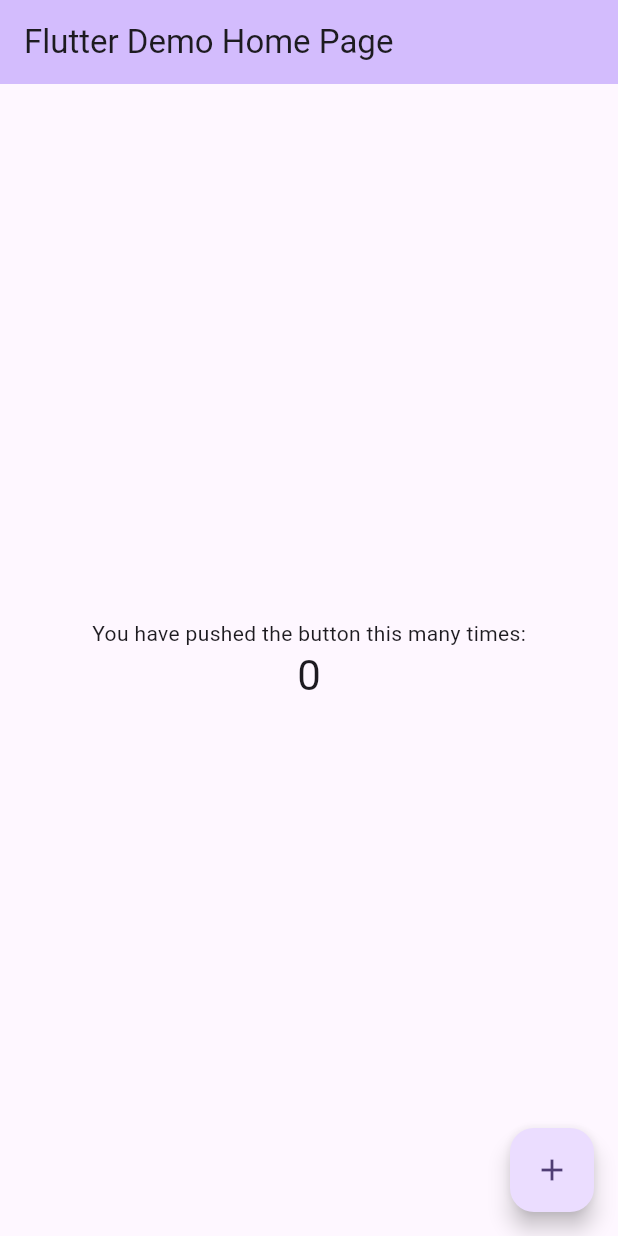
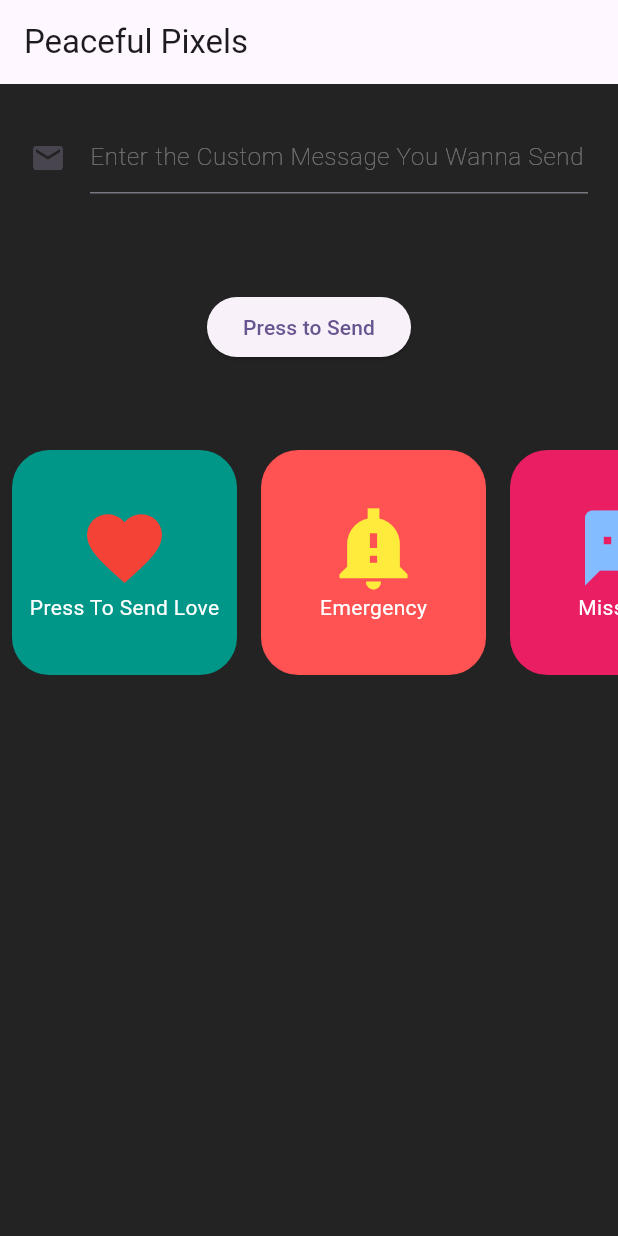
Before and after one commit to UtkarshDeoli/Peaceful-Pixels, a Flutter app: the screen it shows after launch, on a phone screen of 412 x 824 dp. Run offline on Flutter 3.47's test engine with Material 3 defaults, Android fonts, the phone set to English and light mode, and no system bars; missing offline and left inert: mqtt_client.

Commit message:
Basic Operations

```diff
--- a/peaceful_pixels/lib/main.dart
+++ b/peaceful_pixels/lib/main.dart
@@ -1,125 +1,253 @@
 import 'package:flutter/material.dart';
+import 'package:mqtt_client/mqtt_client.dart';
+import 'package:mqtt_client/mqtt_server_client.dart';
 
-void main() {
-  runApp(const MyApp());
+final client = MqttServerClient('broker.hivemq.com', '1883');
+void main() async {
+  client.logging(on: true);
+  client.keepAlivePeriod = 60;
+  client.onConnected = onConnected;
+  try {
+    await client.connect();
+  } on NoConnectionException catch (e) {
+    print('client exception - $e');
+    client.disconnect();
+  }
+  if (client.connectionStatus!.state == MqttConnectionState.connected) {
+    print('client connected');
+  } else {
+    print(
+        'client connection failed - disconnecting, status is ${client.connectionStatus}');
+    client.disconnect();
+  }
+  runApp(MyApp(client: client));
+}
+
+void onConnected() {
+  const pubTopic = 'test/utkarsh/india/LedState';
+  final builder = MqttClientPayloadBuilder();
+  builder.addString('Hello from mqtt_client');
+  client.publishMessage(pubTopic, MqttQos.exactlyOnce, builder.payload!);
+}
+
+void sendMessage(String ans) {
+  const pubTopic = 'test/utkarsh/india/LedState';
+  final builder = MqttClientPayloadBuilder();
+  builder.addString(ans);
+  client.publishMessage(pubTopic, MqttQos.exactlyOnce, builder.payload!);
 }
 
 class MyApp extends StatelessWidget {
-  const MyApp({super.key});
+  final MqttServerClient client;
+  const MyApp({super.key, required this.client});
 
-  // This widget is the root of your application.
   @override
   Widget build(BuildContext context) {
     return MaterialApp(
       title: 'Flutter Demo',
       theme: ThemeData(
-        // This is the theme of your application.
-        //
-        // TRY THIS: Try running your application with "flutter run". You'll see
-        // the application has a purple toolbar. Then, without quitting the app,
-        // try changing the seedColor in the colorScheme below to Colors.green
-        // and then invoke "hot reload" (save your changes or press the "hot
-        // reload" button in a Flutter-supported IDE, or press "r" if you used
-        // the command line to start the app).
-        //
-        // Notice that the counter didn't reset back to zero; the application
-        // state is not lost during the reload. To reset the state, use hot
-        // restart instead.
-        //
-        // This works for code too, not just values: Most code changes can be
-        // tested with just a hot reload.
         colorScheme: ColorScheme.fromSeed(seedColor: Colors.deepPurple),
         useMaterial3: true,
       ),
-      home: const MyHomePage(title: 'Flutter Demo Home Page'),
+      home: const MyHomePage(),
     );
   }
 }
 
 class MyHomePage extends StatefulWidget {
-  const MyHomePage({super.key, required this.title});
-
-  // This widget is the home page of your application. It is stateful, meaning
-  // that it has a State object (defined below) that contains fields that affect
-  // how it looks.
-
-  // This class is the configuration for the state. It holds the values (in this
-  // case the title) provided by the parent (in this case the App widget) and
-  // used by the build method of the State. Fields in a Widget subclass are
-  // always marked "final".
-
-  final String title;
+  const MyHomePage({super.key});
 
   @override
   State<MyHomePage> createState() => _MyHomePageState();
 }
 
 class _MyHomePageState extends State<MyHomePage> {
-  int _counter = 0;
-
-  void _incrementCounter() {
-    setState(() {
-      // This call to setState tells the Flutter framework that something has
-      // changed in this State, which causes it to rerun the build method below
-      // so that the display can reflect the updated values. If we changed
-      // _counter without calling setState(), then the build method would not be
-      // called again, and so nothing would appear to happen.
-      _counter++;
-    });
-  }
+  String ans = "";
 
   @override
   Widget build(BuildContext context) {
-    // This method is rerun every time setState is called, for instance as done
-    // by the _incrementCounter method above.
-    //
-    // The Flutter framework has been optimized to make rerunning build methods
-    // fast, so that you can just rebuild anything that needs updating rather
-    // than having to individually change instances of widgets.
     return Scaffold(
+      backgroundColor: Color.fromARGB(255, 35, 35, 35),
       appBar: AppBar(
-        // TRY THIS: Try changing the color here to a specific color (to
-        // Colors.amber, perhaps?) and trigger a hot reload to see the AppBar
-        // change color while the other colors stay the same.
-        backgroundColor: Theme.of(context).colorScheme.inversePrimary,
-        // Here we take the value from the MyHomePage object that was created by
-        // the App.build method, and use it to set our appbar title.
-        title: Text(widget.title),
+        title: Text("Peaceful Pixels"),
       ),
-      body: Center(
-        // Center is a layout widget. It takes a single child and positions it
-        // in the middle of the parent.
-        child: Column(
-          // Column is also a layout widget. It takes a list of children and
-          // arranges them vertically. By default, it sizes itself to fit its
-          // children horizontally, and tries to be as tall as its parent.
-          //
-          // Column has various properties to control how it sizes itself and
-          // how it positions its children. Here we use mainAxisAlignment to
-          // center the children vertically; the main axis here is the vertical
-          // axis because Columns are vertical (the cross axis would be
-          // horizontal).
-          //
-          // TRY THIS: Invoke "debug painting" (choose the "Toggle Debug Paint"
-          // action in the IDE, or press "p" in the console), to see the
-          // wireframe for each widget.
-          mainAxisAlignment: MainAxisAlignment.center,
-          children: <Widget>[
-            const Text(
-              'You have pushed the button this many times:',
+      body: Column(
+        children: [
+          Padding(
+            padding: EdgeInsets.fromLTRB(20, 25, 20, 50),
+            child: TextField(
+              style: const TextStyle(
+                  color: Colors.white, fontWeight: FontWeight.w200),
+              decoration: const InputDecoration(
+                hintText: 'Enter the Custom Message You Wanna Send',
+                hintStyle: TextStyle(color: Colors.white38),
+                icon: Icon(Icons.mail),
+              ),
+              onChanged: (value) {
+                // Update the ans variable when the text changes
+                setState(() {
+                  ans = value;
+                });
+              },
             ),
-            Text(
-              '$_counter',
-              style: Theme.of(context).textTheme.headlineMedium,
+          ),
+          SizedBox(
+            height: 15,
+          ),
+          ElevatedButton(
+            child: const Text("Press to Send"),
+            onPressed: () {
+              sendMessage(ans);
+              final snackBar = SnackBar(content: Text('Custom Message Sent !'));
+              ScaffoldMessenger.of(context).showSnackBar(snackBar);
+            },
+          ),
+          SizedBox(
+            height: 50,
+          ),
+          SingleChildScrollView(
+            scrollDirection: Axis.horizontal,
+            child: Row(
+              children: [
+                Padding(
+                  padding: const EdgeInsets.all(8.0),
+                  child: GestureDetector(
+                    onTap: () {
+                      sendMessage("I Love You");
+                      final snackBar =
+                          SnackBar(content: Text('Message Sent !'));
+                      ScaffoldMessenger.of(context).showSnackBar(snackBar);
+                    },
+                    child: Container(
+                      height: 150,
+                      width: 150,
+                      decoration: BoxDecoration(
+                        borderRadius: BorderRadius.circular(25),
+                        color: Colors.teal,
+                      ),
+                      child: const Column(
+                        mainAxisAlignment: MainAxisAlignment.center,
+                        children: [
+                          Icon(
+                            Icons.favorite,
+                            size: 60,
+                            color: Colors.red,
+                          ),
+                          Text(
+                            "Press To Send Love",
+                            style: TextStyle(color: Colors.white),
+                          ),
+                        ],
+                      ),
+                    ),
+                  ),
+                ),
+                //second one
+                Padding(
+                  padding: const EdgeInsets.all(8.0),
+                  child: GestureDetector(
+                    onTap: () {
+                      sendMessage("FUCK U");
+                      final snackBar =
+                          SnackBar(content: Text('Message Sent !'));
+                      ScaffoldMessenger.of(context).showSnackBar(snackBar);
+                    },
+                    child: Container(
+                      height: 150,
+                      width: 150,
+                      decoration: BoxDecoration(
+                        borderRadius: BorderRadius.circular(25),
+                        color: Colors.redAccent,
+                      ),
+                      child: const Column(
+                        mainAxisAlignment: MainAxisAlignment.center,
+                        children: [
+                          Icon(
+                            Icons.notification_important_sharp,
+                            size: 60,
+                            color: Colors.yellow,
+                          ),
+                          Text(
+                            "Emergency",
+                            style: TextStyle(color: Colors.white),
+                          ),
+                        ],
+                      ),
+                    ),
+                  ),
+                ),
+                Padding(
+                  padding: const EdgeInsets.all(8.0),
+                  child: GestureDetector(
+                    onTap: () {
+                      sendMessage("Miss You");
+                      final snackBar =
+                          SnackBar(content: Text('Message Sent !'));
+                      ScaffoldMessenger.of(context).showSnackBar(snackBar);
+                    },
+                    child: Container(
+                      height: 150,
+                      width: 150,
+                      decoration: BoxDecoration(
+                        borderRadius: BorderRadius.circular(25),
+                        color: Colors.pink,
+                      ),
+                      child: const Column(
+                        mainAxisAlignment: MainAxisAlignment.center,
+                        children: [
+                          Icon(
+                            Icons.sms,
+                            size: 60,
+                            color: Color.fromARGB(255, 131, 189, 255),
+                          ),
+                          Text(
+                            "Miss You",
+                            style: TextStyle(color: Colors.white),
+                          ),
+                        ],
+                      ),
+                    ),
+                  ),
+                ),
+                Padding(
+                  padding: const EdgeInsets.all(8.0),
+                  child: GestureDetector(
+                    onTap: () {
+                      sendMessage("Come When You Have Time");
+                      final snackBar = SnackBar(
+                        content: Text('Message Sent !'),
+                      );
+                      ScaffoldMessenger.of(context).showSnackBar(snackBar);
+                    },
+                    child: Container(
+                      height: 150,
+                      width: 150,
+                      decoration: BoxDecoration(
+                        borderRadius: BorderRadius.circular(25),
+                        color: Colors.redAccent,
+                      ),
+                      child: const Column(
+                        mainAxisAlignment: MainAxisAlignment.center,
+                        children: [
+                          Icon(
+                            Icons.notifications,
+                            size: 60,
+                            color: Colors.yellow,
+                          ),
+                          Text(
+                            "Come Soon",
+                            style: TextStyle(color: Colors.white),
+                          ),
+                        ],
+                      ),
+                    ),
+                  ),
+                ),
+              ],
             ),
-          ],
-        ),
+          ),
+        ],
       ),
-      floatingActionButton: FloatingActionButton(
-        onPressed: _incrementCounter,
-        tooltip: 'Increment',
-        child: const Icon(Icons.add),
-      ), // This trailing comma makes auto-formatting nicer for build methods.
     );
   }
 }
--- a/peaceful_pixels/pubspec.yaml
+++ b/peaceful_pixels/pubspec.yaml
@@ -39,6 +39,7 @@ dependencies:
 dev_dependencies:
   flutter_test:
     sdk: flutter
+  mqtt_client: ^10.2.0
 
   # The "flutter_lints" package below contains a set of recommended lints to
   # encourage good coding practices. The lint set provided by the package is
```
Also changed, not shown: peaceful_pixels/pubspec.lock, 2 other files.
